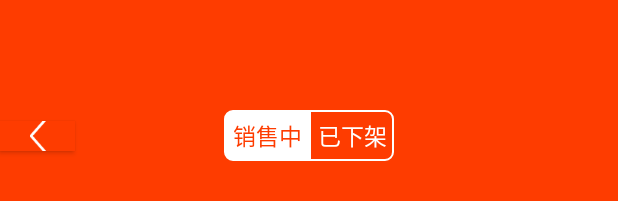
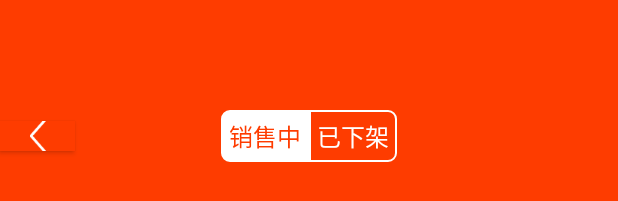
Before and after one commit to huotuinc/Android_HuobanMall_Seller, an Android app: the layout layout_goodsedit_header.xml on its own in the app's theme, with its tools: preview values and no code run, on a phone screen of 412 x 824 dp. Shown: the part 482-683 px from the top of the screen. Run offline under Robolectric (Android 15) with nearby library versions, the light colour scheme and no system bars.

Commit message:
modify  ui

```diff
--- a/seller/src/main/res/layout/layout_goodsedit_header.xml
+++ b/seller/src/main/res/layout/layout_goodsedit_header.xml
@@ -38,7 +38,7 @@
             android:layout_height="wrap_content"
             android:button="@null"
             android:text="销售中"
-            android:textSize="@dimen/text_size_15"
+            android:textSize="@dimen/text_size_16"
             android:gravity="center"
             android:singleLine="true"
             android:checked="true"
@@ -64,7 +64,7 @@
             android:paddingTop="@dimen/space_5"
             android:paddingRight="@dimen/space_5"
             android:paddingLeft="@dimen/space_5"
-            android:textSize="@dimen/text_size_15"
+            android:textSize="@dimen/text_size_16"
             android:gravity="center"
             android:singleLine="true"
             android:layout_marginLeft="0dp"
```
